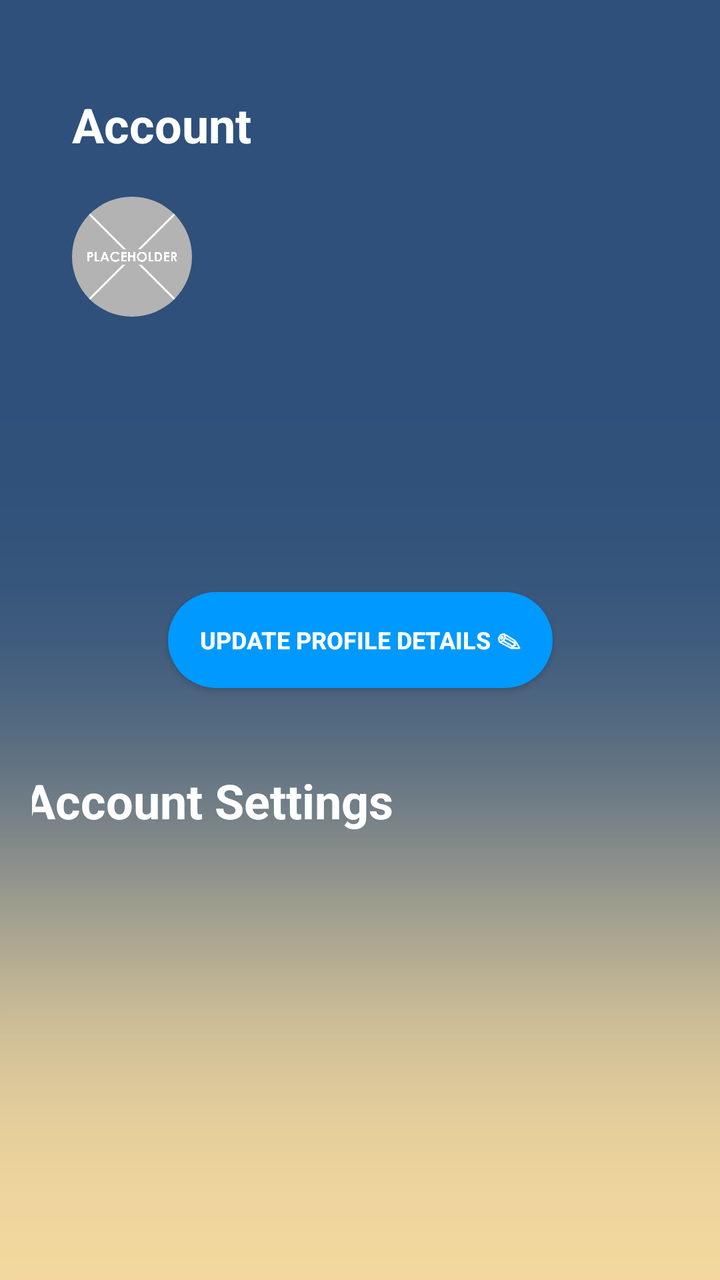
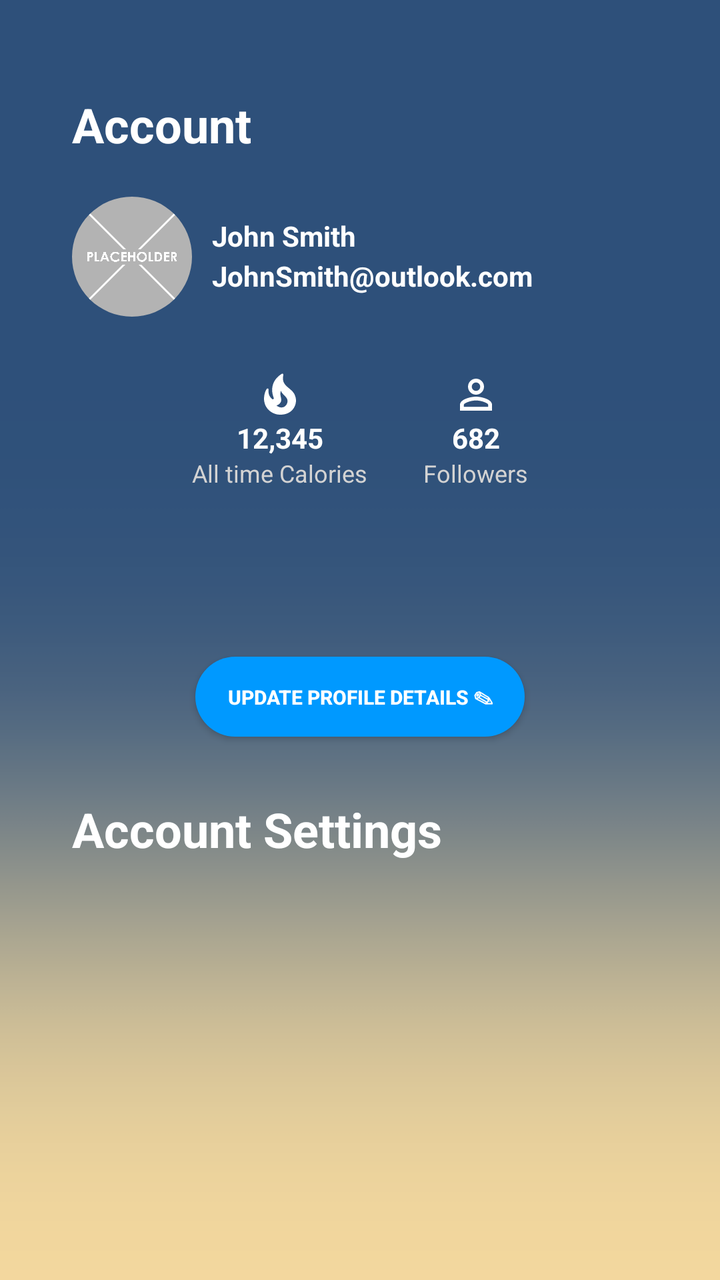

Before-and-after screenshots of an Android layout around one commit, followed by the original layout XML and the change that was made.
<!-- AndroidManifest.xml: application theme Theme.NutriMotion -->
<!-- res/layout/activity_profile.xml -->
<?xml version="1.0" encoding="utf-8"?>
<androidx.constraintlayout.widget.ConstraintLayout xmlns:android="http://schemas.android.com/apk/res/android"
    xmlns:app="http://schemas.android.com/apk/res-auto"
    xmlns:tools="http://schemas.android.com/tools"
    android:id="@+id/main"
    android:layout_width="match_parent"
    android:layout_height="match_parent"
    android:onClick="onClick"
    android:background="@drawable/background"
    android:padding="16dp"
    tools:context=".ProfileActivity">

    <com.google.android.material.button.MaterialButton
        android:id="@+id/update_profile_btn"
        style="@style/RoundedButton"
        android:layout_width="wrap_content"
        android:layout_height="wrap_content"
        android:layout_centerInParent="true"
        android:background="@drawable/profile_update_button"
        android:text="@string/update_profile_details"
        android:textSize="12sp"
        android:textStyle="bold"
        app:backgroundTint="@null"
        app:layout_constraintBottom_toBottomOf="parent"
        app:layout_constraintLeft_toLeftOf="parent"
        app:layout_constraintRight_toRightOf="parent"
        app:layout_constraintTop_toTopOf="parent" />

    <TextView
        android:id="@+id/settingsText"
        android:layout_width="wrap_content"
        android:layout_height="wrap_content"
        android:layout_marginTop="40dp"
        android:layout_marginEnd="80dp"
        android:text="Account Settings"
        android:textColor="@color/white"
        android:textSize="24sp"
        android:textStyle="bold"
        app:layout_constraintTop_toBottomOf="@+id/update_profile_btn"
        app:layout_constraintRight_toRightOf="@+id/update_profile_btn"
        tools:ignore="MissingConstraints"
        tools:layout_editor_absoluteX="26dp" />

    <TextView
        android:id="@+id/textAccount"
        android:layout_width="wrap_content"
        android:layout_height="wrap_content"
        android:layout_marginTop="30dp"
        android:layout_marginStart="20dp"
        android:text="Account"
        android:textColor="@color/white"
        android:textSize="24sp"
        android:textStyle="bold"
        tools:layout_editor_absoluteX="17dp"
        tools:layout_editor_absoluteY="80dp"
        app:layout_constraintTop_toTopOf="parent"
        app:layout_constraintLeft_toLeftOf="parent"
        tools:ignore="MissingConstraints"/>

    <com.google.android.material.imageview.ShapeableImageView
        android:id="@+id/imageView"
        android:layout_width="60dp"
        android:layout_height="60dp"
        android:src="@drawable/placeholder_image"
        android:foreground="@drawable/profile_round"
        android:scaleType="centerCrop"
        android:layout_marginTop="20dp"
        android:layout_marginStart="20dp"
        android:layout_gravity="center"
        app:shapeAppearanceOverlay="@style/CircleProfileImage"
        app:layout_constraintTop_toBottomOf="@id/textAccount"
        app:layout_constraintLeft_toLeftOf="parent" />
</androidx.constraintlayout.widget.ConstraintLayout>
<!-- resources referenced by this layout -->
<resources>
  <color name="white">#FFFFFFFF</color>
  <!-- drawable profile_round (drawable) -->
  <?xml version="1.0" encoding="utf-8"?>
  <layer-list xmlns:android="http://schemas.android.com/apk/res/android">
      
      <item>
          <shape android:shape="oval">
              <solid android:color="@android:color/transparent" />
              <stroke
                  android:width="3dp"
                  android:color="#808080" /> 
          </shape>
      </item>
  </layer-list>
  <!-- drawable profile_update_button (drawable) -->
  <?xml version="1.0" encoding="utf-8"?>
  <selector xmlns:android="http://schemas.android.com/apk/res/android">
  <item android:state_pressed="true">
      <shape android:shape="rectangle">
          <solid android:color="#0077ff" />
          <corners android:radius="150dp" />
      </shape>
  </item>
  <item>
      <shape android:shape="rectangle">
          <solid android:color="#0099ff" />
          <corners android:radius="150dp" />
      </shape>
  </item>
  </selector>
  <string name="update_profile_details">Update Profile Details ✎</string>
  <style name="CircleProfileImage" parent="">
          <item name="cornerFamily">rounded</item>
          <item name="cornerSize">50%</item>
      </style>
  <style name="RoundedButton" parent="Widget.AppCompat.Button">
          <item name="android:background">@drawable/rounded_button</item>
          <item name="android:backgroundTint">@null</item>
      </style>
  <!-- drawable rounded_button (drawable) -->
  <?xml version="1.0" encoding="utf-8"?>
  <shape xmlns:android="http://schemas.android.com/apk/res/android">
      <corners android:radius="20dp" /> 
      <solid android:color="#15FFFFFF" /> 
      <stroke android:width="2dp" android:color="#FFFFFF" /> 
  </shape>
  <color name="navy">#2e507a</color>
  <color name="sand">#f5d99e</color>
  <color name="teal_200">#FF03DAC5</color>
  <color name="teal_700">#FF018786</color>
  <color name="black">#FF000000</color>
  <!-- unchanged entries left out for length: 3 -->
</resources>

<!-- the commit's change to res/layout/activity_profile.xml (unified diff, before → after) -->
@@ -14,43 +14,41 @@
         android:id="@+id/update_profile_btn"
         style="@style/RoundedButton"
         android:layout_width="wrap_content"
-        android:layout_height="wrap_content"
-        android:layout_centerInParent="true"
+        android:layout_height="40sp"
+        android:layout_marginTop="170dp"
         android:background="@drawable/profile_update_button"
         android:text="@string/update_profile_details"
-        android:textSize="12sp"
+        android:textSize="10sp"
         android:textStyle="bold"
+        android:textColor="@color/white"
+        android:elevation="8dp"
         app:backgroundTint="@null"
-        app:layout_constraintBottom_toBottomOf="parent"
+        app:layout_constraintTop_toBottomOf="@id/profileImage"
         app:layout_constraintLeft_toLeftOf="parent"
-        app:layout_constraintRight_toRightOf="parent"
-        app:layout_constraintTop_toTopOf="parent" />
+        app:layout_constraintRight_toRightOf="parent" />
 
     <TextView
+        style="@style/GlobalTextView"
         android:id="@+id/settingsText"
         android:layout_width="wrap_content"
         android:layout_height="wrap_content"
-        android:layout_marginTop="40dp"
-        android:layout_marginEnd="80dp"
+        android:layout_marginTop="30dp"
         android:text="Account Settings"
-        android:textColor="@color/white"
         android:textSize="24sp"
-        android:textStyle="bold"
         app:layout_constraintTop_toBottomOf="@+id/update_profile_btn"
-        app:layout_constraintRight_toRightOf="@+id/update_profile_btn"
+        app:layout_constraintLeft_toLeftOf="@id/profileImage"
         tools:ignore="MissingConstraints"
         tools:layout_editor_absoluteX="26dp" />
 
     <TextView
+        style="@style/GlobalTextView"
         android:id="@+id/textAccount"
         android:layout_width="wrap_content"
         android:layout_height="wrap_content"
         android:layout_marginTop="30dp"
         android:layout_marginStart="20dp"
         android:text="Account"
-        android:textColor="@color/white"
         android:textSize="24sp"
-        android:textStyle="bold"
         tools:layout_editor_absoluteX="17dp"
         tools:layout_editor_absoluteY="80dp"
         app:layout_constraintTop_toTopOf="parent"
@@ -58,7 +56,7 @@
         tools:ignore="MissingConstraints"/>
 
     <com.google.android.material.imageview.ShapeableImageView
-        android:id="@+id/imageView"
+        android:id="@+id/profileImage"
         android:layout_width="60dp"
         android:layout_height="60dp"
         android:src="@drawable/placeholder_image"
@@ -70,4 +68,111 @@
         app:shapeAppearanceOverlay="@style/CircleProfileImage"
         app:layout_constraintTop_toBottomOf="@id/textAccount"
         app:layout_constraintLeft_toLeftOf="parent" />
+
+    <TextView
+        style="@style/GlobalTextView"
+        android:id="@+id/emailText"
+        android:layout_width="wrap_content"
+        android:layout_height="wrap_content"
+        android:text="JohnSmith@outlook.com"
+        android:layout_marginStart="10dp"
+        android:layout_marginTop="50dp"
+        tools:layout_editor_absoluteX="111dp"
+        tools:layout_editor_absoluteY="100dp"
+        app:layout_constraintLeft_toRightOf="@id/profileImage"
+        app:layout_constraintTop_toBottomOf="@id/textAccount" />
+
+    <TextView
+        style="@style/GlobalTextView"
+        android:id="@+id/nameText"
+        android:layout_width="wrap_content"
+        android:layout_height="wrap_content"
+        android:text="John Smith"
+        android:layout_marginStart="10dp"
+        android:layout_marginTop="30dp"
+        tools:layout_editor_absoluteX="120dp"
+        tools:layout_editor_absoluteY="135dp"
+        app:layout_constraintLeft_toRightOf="@id/profileImage"
+        app:layout_constraintTop_toBottomOf="@id/textAccount"/>
+
+    <TextView
+        android:id="@+id/kcalAllTime"
+        android:layout_width="wrap_content"
+        android:layout_height="wrap_content"
+        android:text="All time Calories"
+        android:textColor="#D3D3D3"
+        android:textSize="12sp"
+        android:layout_marginTop="70dp"
+        android:layout_marginStart="80dp"
+        tools:layout_editor_absoluteX="62dp"
+        tools:layout_editor_absoluteY="212dp"
+        app:layout_constraintTop_toBottomOf="@id/profileImage"
+        app:layout_constraintLeft_toLeftOf="parent"
+        />
+
+    <TextView
+        android:id="@+id/followersText"
+        android:layout_width="wrap_content"
+        android:layout_height="wrap_content"
+        android:text="Followers"
+        android:textColor="#D3D3D3"
+        android:textSize="12sp"
+        android:layout_marginTop="70dp"
+        android:layout_marginRight="80dp"
+        tools:layout_editor_absoluteX="197dp"
+        tools:layout_editor_absoluteY="228dp"
+        app:layout_constraintTop_toBottomOf="@id/profileImage"
+        app:layout_constraintRight_toRightOf="parent"
+        />
+
+    <TextView
+        style="@style/GlobalTextView"
+        android:id="@+id/kcalNumber"
+        android:layout_width="wrap_content"
+        android:layout_height="wrap_content"
+        android:text="12,345"
+        tools:layout_editor_absoluteX="111dp"
+        tools:layout_editor_absoluteY="203dp"
+        app:layout_constraintBottom_toTopOf="@id/kcalAllTime"
+        app:layout_constraintLeft_toLeftOf="@id/kcalAllTime"
+        app:layout_constraintRight_toRightOf="@id/kcalAllTime"
+        />
+
+    <TextView
+        style="@style/GlobalTextView"
+        android:id="@+id/followerNumber"
+        android:layout_width="wrap_content"
+        android:layout_height="wrap_content"
+        android:text="682"
+        tools:layout_editor_absoluteX="228dp"
+        tools:layout_editor_absoluteY="207dp"
+        app:layout_constraintBottom_toTopOf="@id/followersText"
+        app:layout_constraintLeft_toLeftOf="@id/followersText"
+        app:layout_constraintRight_toRightOf="@id/followersText"
+        />
+
+    <ImageView
+        android:id="@+id/imageView"
+        android:layout_width="wrap_content"
+        android:layout_height="wrap_content"
+        app:srcCompat="@drawable/kcal_icon"
+        tools:layout_editor_absoluteX="75dp"
+        tools:layout_editor_absoluteY="144dp"
+        app:layout_constraintBottom_toTopOf="@id/kcalNumber"
+        app:layout_constraintLeft_toLeftOf="@id/kcalNumber"
+        app:layout_constraintRight_toRightOf="@id/kcalNumber"
+        />
+
+    <ImageView
+        android:id="@+id/imageView2"
+        android:layout_width="wrap_content"
+        android:layout_height="wrap_content"
+        app:srcCompat="@drawable/follow_icon"
+        tools:layout_editor_absoluteX="173dp"
+        tools:layout_editor_absoluteY="111dp"
+        app:layout_constraintBottom_toTopOf="@id/followerNumber"
+        app:layout_constraintLeft_toLeftOf="@id/followerNumber"
+        app:layout_constraintRight_toRightOf="@id/followerNumber"
+        />
+
 </androidx.constraintlayout.widget.ConstraintLayout>
<!-- resource entries referenced after the edit -->
@@ -1,6 +1,18 @@
 <!-- resources referenced by this layout -->
 <resources>
   <color name="white">#FFFFFFFF</color>
+  <!-- drawable follow_icon (drawable) -->
+  <vector xmlns:android="http://schemas.android.com/apk/res/android" android:height="24dp" android:tint="#FFFFFF" android:viewportHeight="24" android:viewportWidth="24" android:width="24dp">
+        
+      <path android:fillColor="@android:color/white" android:pathData="M12,5.9c1.16,0 2.1,0.94 2.1,2.1s-0.94,2.1 -2.1,2.1S9.9,9.16 9.9,8s0.94,-2.1 2.1,-2.1m0,9c2.97,0 6.1,1.46 6.1,2.1v1.1L5.9,18.1L5.9,17c0,-0.64 3.13,-2.1 6.1,-2.1M12,4C9.79,4 8,5.79 8,8s1.79,4 4,4 4,-1.79 4,-4 -1.79,-4 -4,-4zM12,13c-2.67,0 -8,1.34 -8,4v3h16v-3c0,-2.66 -5.33,-4 -8,-4z"/>
+      
+  </vector>
+  <!-- drawable kcal_icon (drawable) -->
+  <vector xmlns:android="http://schemas.android.com/apk/res/android" android:height="24dp" android:tint="#FFFFFF" android:viewportHeight="24" android:viewportWidth="24" android:width="24dp">
+        
+      <path android:fillColor="@android:color/white" android:pathData="M19.48,12.35c-1.57,-4.08 -7.16,-4.3 -5.81,-10.23c0.1,-0.44 -0.37,-0.78 -0.75,-0.55C9.29,3.71 6.68,8 8.87,13.62c0.18,0.46 -0.36,0.89 -0.75,0.59c-1.81,-1.37 -2,-3.34 -1.84,-4.75c0.06,-0.52 -0.62,-0.77 -0.91,-0.34C4.69,10.16 4,11.84 4,14.37c0.38,5.6 5.11,7.32 6.81,7.54c2.43,0.31 5.06,-0.14 6.95,-1.87C19.84,18.11 20.6,15.03 19.48,12.35zM10.2,17.38c1.44,-0.35 2.18,-1.39 2.38,-2.31c0.33,-1.43 -0.96,-2.83 -0.09,-5.09c0.33,1.87 3.27,3.04 3.27,5.08C15.84,17.59 13.1,19.76 10.2,17.38z"/>
+      
+  </vector>
   <!-- drawable profile_round (drawable) -->
   <?xml version="1.0" encoding="utf-8"?>
   <layer-list xmlns:android="http://schemas.android.com/apk/res/android">
@@ -17,23 +29,27 @@
   <!-- drawable profile_update_button (drawable) -->
   <?xml version="1.0" encoding="utf-8"?>
   <selector xmlns:android="http://schemas.android.com/apk/res/android">
-  <item android:state_pressed="true">
-      <shape android:shape="rectangle">
-          <solid android:color="#0077ff" />
-          <corners android:radius="150dp" />
-      </shape>
-  </item>
-  <item>
-      <shape android:shape="rectangle">
-          <solid android:color="#0099ff" />
-          <corners android:radius="150dp" />
-      </shape>
-  </item>
+      <item android:state_pressed="true">
+          <shape android:shape="rectangle">
+              <solid android:color="#0077ff" />
+              <corners android:radius="150dp" />
+          </shape>
+      </item>
+      <item>
+          <shape android:shape="rectangle">
+              <solid android:color="#0099ff" />
+              <corners android:radius="150dp" />
+          </shape>
+      </item>
   </selector>
   <string name="update_profile_details">Update Profile Details ✎</string>
   <style name="CircleProfileImage" parent="">
           <item name="cornerFamily">rounded</item>
           <item name="cornerSize">50%</item>
+      </style>
+  <style name="GlobalTextView" parent="Widget.AppCompat.TextView">
+          <item name="android:textColor">@color/white</item>
+          <item name="android:textStyle">bold</item>
       </style>
   <style name="RoundedButton" parent="Widget.AppCompat.Button">
           <item name="android:background">@drawable/rounded_button</item>
